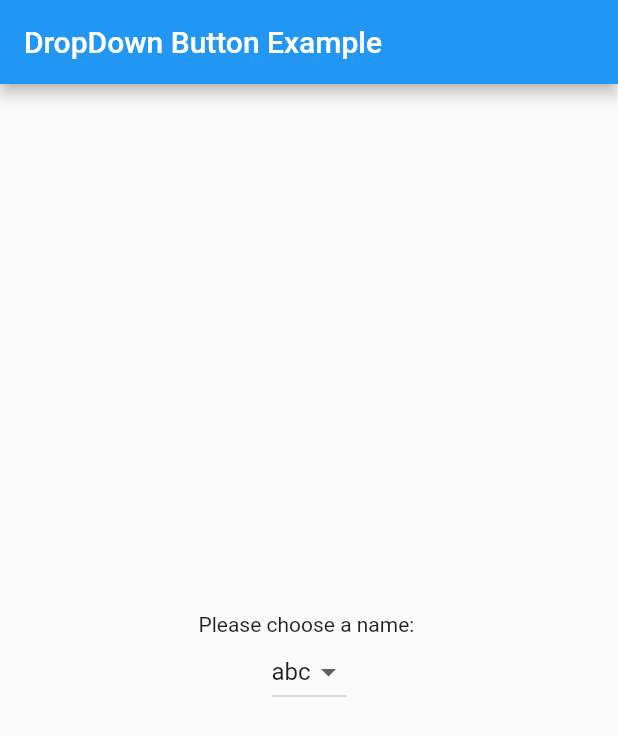
After one commit to Kajal5suthar/MCA-Project, a Flutter app: the screen it shows after launch, after a tap on "Drop down list", on a phone screen of 412 x 824 dp. The commit adds this screen. Shown: the top 736 px of the screen. Run offline on Flutter 3.47's test engine with Material 2 defaults, Android fonts, the phone set to English and light mode, and no system bars; our stand-ins replace carousel_pro, fluttertoast.

Commit message:
add checkbox , add radiobutton,add dropdownlist

```diff
--- /dev/null
+++ b/flutterexample/lib/dropdown list.dart
@@ -0,0 +1,60 @@
+import 'package:flutter/material.dart';
+
+class DropDown_List extends StatefulWidget {
+  @override
+  State<StatefulWidget> createState() => new DropDown_List_State();
+}
+
+class DropDown_List_State extends State<DropDown_List> {
+  List name = ["abc", "xyz", "pqr"];
+
+  List<DropdownMenuItem<String>> dropDownMenuItems;
+  String selectedName;
+  @override
+  void initState() {
+    dropDownMenuItems = buildAndGetDropDownMenuItems(name);
+    selectedName = dropDownMenuItems[0].value;
+    super.initState();
+  }
+
+  List<DropdownMenuItem<String>> buildAndGetDropDownMenuItems(List name) {
+    List<DropdownMenuItem<String>> items = new List();
+    for (String name in name) {
+      items.add(new DropdownMenuItem(value: name, child: new Text(name)));
+    }
+    return items;
+  }
+
+  void changedDropDownItem(String selectedName) {
+    setState(() {
+      selectedName = selectedName;
+    });
+  }
+
+  @override
+  Widget build(BuildContext context) {
+    return new MaterialApp(
+      debugShowCheckedModeBanner: false,
+      home: new Scaffold(
+        appBar: new AppBar(
+          title: new Text("DropDown Button Example"),
+        ),
+        body: new Container(
+          child: new Center(
+              child: new Column(
+            crossAxisAlignment: CrossAxisAlignment.center,
+            mainAxisAlignment: MainAxisAlignment.center,
+            children: <Widget>[
+              new Text("Please choose a name: "),
+              new DropdownButton(
+                value: selectedName,
+                items: dropDownMenuItems,
+                onChanged: changedDropDownItem,
+              )
+            ],
+          )),
+        ),
+      ),
+    );
+  }
+}
--- a/flutterexample/lib/raisbutton.dart
+++ b/flutterexample/lib/raisbutton.dart
@@ -1,8 +1,11 @@
 import 'package:flutter/material.dart';
+import 'package:flutterexample/checklist.dart';
+import 'package:flutterexample/dropdown%20list.dart';
 import 'package:flutterexample/gridview.dart';
 import 'package:flutterexample/homedrawer.dart';
 import 'package:flutterexample/listview.dart';
 import 'package:flutterexample/navigationbar.dart';
+import 'package:flutterexample/rediobutton.dart';
 import 'package:flutterexample/sliderscreen/sliderscreen.dart';
 import 'package:flutterexample/tabbar.dart';
 
@@ -82,7 +85,38 @@ class Rais_ButtonState extends State<Rais_Button> {
                   onPressed: () {
                     Navigator.push(context,
                         MaterialPageRoute(builder: (context) => Grid_View()));
-                  })
+                  }),
+              new RaisedButton(
+                  padding: const EdgeInsets.all(9.0),
+                  textColor: Colors.white,
+                  color: Colors.green,
+                  child: Text('Drop down list '),
+                  onPressed: () {
+                    Navigator.push(
+                        context,
+                        MaterialPageRoute(
+                            builder: (context) => DropDown_List()));
+                  }),
+              new RaisedButton(
+                  padding: const EdgeInsets.all(9.0),
+                  textColor: Colors.white,
+                  color: Colors.green,
+                  child: Text('Radio_Button '),
+                  onPressed: () {
+                    Navigator.push(
+                        context,
+                        MaterialPageRoute(
+                            builder: (context) => Radio_Button()));
+                  }),
+              new RaisedButton(
+                  padding: const EdgeInsets.all(9.0),
+                  textColor: Colors.white,
+                  color: Colors.green,
+                  child: Text('Check box '),
+                  onPressed: () {
+                    Navigator.push(context,
+                        MaterialPageRoute(builder: (context) => Check_Box()));
+                  }),
             ],
           ),
         ),
--- a/flutterexample/lib/splash.dart
+++ b/flutterexample/lib/splash.dart
@@ -30,10 +30,10 @@ class _SplashScreenState extends State<SplashScreen> {
     return new Scaffold(
       body: new Center(
         child: Image.asset(
-          'images/a1_new.png',
+          'images/download.png',
         ),
       ),
-      backgroundColor: Colors.pink,
+      backgroundColor: Colors.black,
     );
   }
 }
--- a/flutterexample/pubspec.yaml
+++ b/flutterexample/pubspec.yaml
@@ -16,6 +16,7 @@ dependencies:
   flutter:
     sdk: flutter
   carousel_pro: ^0.0.13
+  fluttertoast: ^2.2.3
 
   # The following adds the Cupertino Icons font to your application.
   # Use with the CupertinoIcons class for iOS style icons.
```
Also changed, not shown: flutterexample/lib/checklist.dart (added, +83 -0 lines), flutterexample/lib/listview.dart (+3 -4 lines), flutterexample/lib/rediobutton.dart (added, +154 -0 lines).
